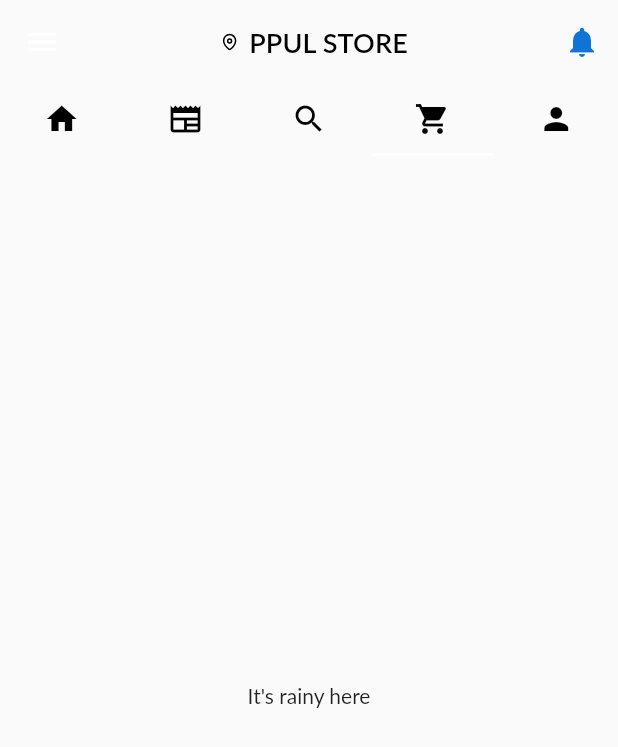
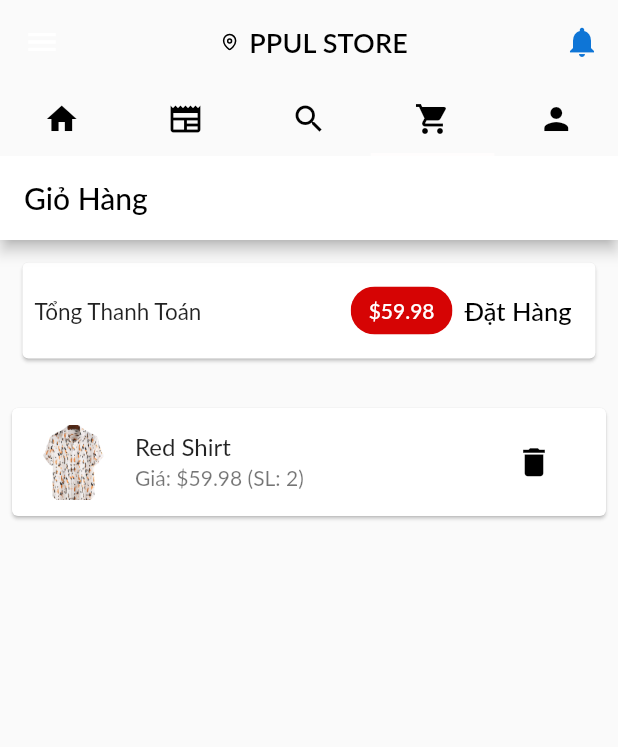
Before and after one commit to vm-phung1134/Mobile-App-Ecomercial, a Flutter app: the screen it shows after launch, tab 4 chosen, on a phone screen of 412 x 824 dp. Shown: the top 747 px of the screen. Run offline on Flutter 3.47's test engine with Material 2 defaults, Android fonts, the phone set to English and light mode, and no system bars; our stand-ins replace flutter_svg; Roboto replaces fonts that are missing (Lato).

Commit message:
xay dung trang gio hang

```diff
--- a/lib/main.dart
+++ b/lib/main.dart
@@ -1,8 +1,10 @@
 import 'package:flutter/material.dart';
+import 'package:shop_app/models/cart.dart';
+import 'package:shop_app/ui/cart/components/cart_manager.dart';
 import 'package:shop_app/ui/homepage/views/homepage_overview.dart';
 import 'package:shop_app/ui/product/components/product_manager.dart';
 import 'package:shop_app/ui/product/view/product_detail.dart';
-import 'package:shop_app/ui/product/view/product_overview.dart';
+import 'package:provider/provider.dart';
 
 void main() {
   runApp(const MyApp());
@@ -13,7 +15,16 @@ class MyApp extends StatelessWidget {
 
   @override
   Widget build(BuildContext context) {
-    return MaterialApp(
+    return MultiProvider(
+      providers: [
+        ChangeNotifierProvider(
+          create: (ctx) => ProductsManager(),
+        ),
+        ChangeNotifierProvider(
+          create: (ctx) => CartManager(),
+        ),
+      ],
+      child: MaterialApp(
         title: 'My Shop',
         debugShowCheckedModeBanner: false,
         theme: ThemeData(
@@ -29,11 +40,13 @@ class MyApp extends StatelessWidget {
           if (settings.name == ProductDetail.routeName) {
             final productId = settings.arguments as String;
             return MaterialPageRoute(builder: (ctx) {
-            return ProductDetail(ProductsManager().findById(productId));
+              return ProductDetail(
+                  ctx.read<ProductsManager>().findById(productId));
             });
           }
           return null;
         },
+      ),
     );
   }
 }
--- /dev/null
+++ b/lib/models/cart.dart
@@ -0,0 +1,27 @@
+class Cart {
+  final String id;
+  final String title;
+  final int quantity;
+  final double price;
+  final String image;
+  Cart(
+      {required this.id,
+      required this.title,
+      required this.quantity,
+      required this.price,
+      required this.image});
+  Cart copyWith({
+    String? id,
+    String? title,
+    int? quantity,
+    double? price,
+    String? image,
+  }) {
+    return Cart(
+        id: id ?? this.id,
+        title: title ?? this.title,
+        quantity: quantity ?? this.quantity,
+        price: price ?? this.price,
+        image: image ?? this.image);
+  }
+}
--- /dev/null
+++ b/lib/ui/cart/components/cart_card.dart
@@ -0,0 +1,44 @@
+import 'package:flutter/material.dart';
+import 'package:provider/provider.dart';
+import 'package:shop_app/ui/cart/components/cart_manager.dart';
+import '../../../models/cart.dart';
+import '../../message/dialog_message.dart';
+
+class CartCard extends StatelessWidget {
+  final String productId;
+  final Cart card;
+  const CartCard({
+    required this.productId,
+    required this.card,
+    super.key,
+  });
+  @override
+  Widget build(BuildContext context) {
+    return Card(
+      margin: const EdgeInsets.all(8),
+      child: ListTile(
+        leading: SizedBox(
+          height: 50,
+          width: 50,
+          child: Image.asset(
+            card.image,
+            fit: BoxFit.cover,
+          ),
+        ),
+        title: Text(card.title),
+        subtitle: Text(
+            'Giá: \$${(card.price * card.quantity)} (SL: ${card.quantity})'),
+        trailing: TextButton(
+          child: const Icon(
+            Icons.delete,
+            color: Colors.black,
+            size: 25,
+          ),
+          onPressed: () {
+            context.read<CartManager>().removeItem(productId);
+          },
+        ),
+      ),
+    );
+  }
+}
--- /dev/null
+++ b/lib/ui/cart/components/cart_manager.dart
@@ -0,0 +1,77 @@
+import 'package:flutter/cupertino.dart';
+
+import '../../../models/cart.dart';
+import '../../../models/product.dart';
+
+class CartManager with ChangeNotifier {
+  final Map<String, Cart> _items = {
+    'p1': Cart(
+      id: 'c1',
+      title: 'Red Shirt',
+      price: 29.99,
+      quantity: 2,
+      image: 'assets/images/product_0.png',
+    )
+  };
+  int get productCount {
+    return _items.length;
+  }
+
+  List<Cart> get products {
+    return _items.values.toList();
+  }
+
+  Iterable<MapEntry<String, Cart>> get productEntries {
+    return {..._items}.entries; // get key tu object
+  }
+
+  double get totalAmount {
+    var total = 0.0;
+    _items.forEach((key, cart) {
+      total += cart.price * cart.quantity;
+    });
+    return total; // lay gia tong gia san pham
+  }
+
+  void addItem(Product product) {
+    if (_items.containsKey(product.id)) {
+      _items.update(
+        product.id!,
+        (existingCart) => existingCart.copyWith(
+          quantity: existingCart.quantity + 1,
+        ),
+      );
+    } else {
+      _items.putIfAbsent(
+          product.id!,
+          () => Cart(
+                id: 'c${DateTime.now().toIso8601String()}',
+                title: product.title,
+                quantity: 1,
+                price: product.price,
+                image: product.img,
+              ));
+    }
+    notifyListeners();
+  }
+
+  void removeItem(String productId) {
+    _items.remove(productId);
+    notifyListeners();
+  }
+
+  void removeSingleItem(String productId) {
+    if (!_items.containsKey(productId)) {
+      return;
+    }
+    if (_items[productId]?.quantity as num > 1) {
+      _items.update(
+          productId,
+          (exitstingCartItem) => exitstingCartItem.copyWith(
+              quantity: exitstingCartItem.quantity - 1));
+    } else {
+      _items.remove(productId);
+    }
+    notifyListeners();
+  }
+}
--- /dev/null
+++ b/lib/ui/cart/views/cart_screen.dart
@@ -0,0 +1,83 @@
+import 'package:flutter/material.dart';
+import 'package:provider/provider.dart';
+import 'package:shop_app/ui/cart/components/cart_card.dart';
+
+import '../components/cart_manager.dart';
+
+class CartScreeen extends StatelessWidget {
+  const CartScreeen({super.key});
+  @override
+  Widget build(BuildContext context) {
+    final cart = context.watch<CartManager>();
+    return Scaffold(
+      appBar: AppBar(
+        title: const Text(
+          'Giỏ Hàng',
+          style: TextStyle(color: Colors.black),
+        ),
+        backgroundColor: Colors.white,
+      ),
+      body: Column(
+        children: [
+          buildCartSummary(cart, context),
+          const SizedBox(
+            height: 10,
+          ),
+          Expanded(
+            child: buildCartDetails(cart),
+          )
+        ],
+      ),
+    );
+  }
+
+  Widget buildCartSummary(CartManager cart, BuildContext context) {
+    return Card(
+      margin: const EdgeInsets.all(15),
+      child: Padding(
+        padding: const EdgeInsets.all(8),
+        child: Row(
+          mainAxisAlignment: MainAxisAlignment.spaceBetween,
+          children: <Widget>[
+            const Text(
+              'Tổng Thanh Toán',
+              style: TextStyle(fontSize: 15),
+            ),
+            const Spacer(),
+            Chip(
+              label: Text(
+                '\$${cart.totalAmount.toStringAsFixed(2)}',
+                style: TextStyle(
+                  color: Theme.of(context).primaryTextTheme.headline6?.color,
+                ),
+              ),
+              backgroundColor: Color.fromARGB(255, 214, 4, 4),
+            ),
+            TextButton(
+              onPressed: () {
+                print('Đơn hàng của bạn đã được xác nhận');
+              },
+              child: const Text(
+                'Đặt Hàng',
+                style: TextStyle(color: Colors.black, fontSize: 17),
+              ),
+            )
+          ],
+        ),
+      ),
+    );
+  }
+
+  Widget buildCartDetails(CartManager cart) {
+    return ListView(
+      children: cart.productEntries
+          .map(
+            (entry) => CartCard(
+              productId: entry.key,
+              card: entry.value,
+            ),
+          )
+          .toList(),
+    );
+  }
+}
--- a/lib/ui/homepage/views/homepage_overview.dart
+++ b/lib/ui/homepage/views/homepage_overview.dart
@@ -1,5 +1,6 @@
 import 'package:flutter/material.dart';
 import 'package:flutter_svg/flutter_svg.dart';
+import 'package:shop_app/ui/cart/views/cart_screen.dart';
 import 'package:shop_app/ui/homepage/components/body.dart';
 import 'package:shop_app/ui/homepage/components/navbar.dart';
 import 'package:shop_app/ui/product/view/product_overview.dart';
@@ -66,7 +67,7 @@ class _HomeState extends State<Home> {
         body: const TabBarView(
           children: <Widget>[
             Center(
-              child: Body() ,
+              child: Body(),
             ),
             Center(
               child: ProductsOverview(),
@@ -75,14 +76,13 @@ class _HomeState extends State<Home> {
               child: Text('data'),
             ),
             Center(
-              child: Text("It's rainy here"),
+              child: CartScreeen(),
             ),
             Center(
               child: Text("It's sunny here"),
             ),
           ],
         ),
-
       ),
     );
   }
--- a/pubspec.yaml
+++ b/pubspec.yaml
@@ -31,6 +31,7 @@ environment:
 dependencies:
   flutter:
     sdk: flutter
+  provider: ^6.0.3
 
 
   # The following adds the Cupertino Icons font to your application.
```
Also changed, not shown: lib/ui/homepage/components/body.dart (+3 -4 lines), lib/ui/message/dialog_message.dart (added, +23 -0 lines), lib/ui/product/components/product_grid.dart (+7 -3 lines), lib/ui/product/components/product_manager.dart (+19 -2 lines), lib/ui/product/view/product_detail.dart (+31 -17 lines), pubspec.lock. Lines whose indentation alone changed are shown as unchanged.
